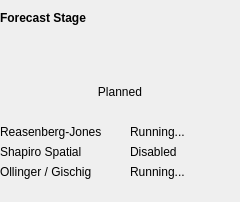
Qt form ramsis/ramsis/ui/views/stagestatus.ui (swiss-seismological-service/hermes) before a commit.
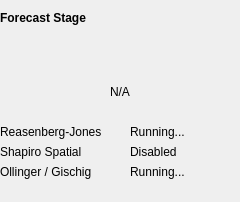
The same form after that commit. Icons and pictures are not drawn.

Commit message: Support all possible calculation states in GUI

Patch:
```diff
--- a/ramsis/ramsis/ui/views/stagestatus.ui
+++ b/ramsis/ramsis/ui/views/stagestatus.ui
@@ -82,7 +82,7 @@
    <item>
     <widget class="QLabel" name="statusLabel">
      <property name="text">
-      <string>Planned</string>
+      <string>N/A</string>
      </property>
      <property name="alignment">
       <set>Qt::AlignCenter</set>
```
Left out of the diff: 2 changed lines with no effect on the pictures. The commit also changes 3 other files.
